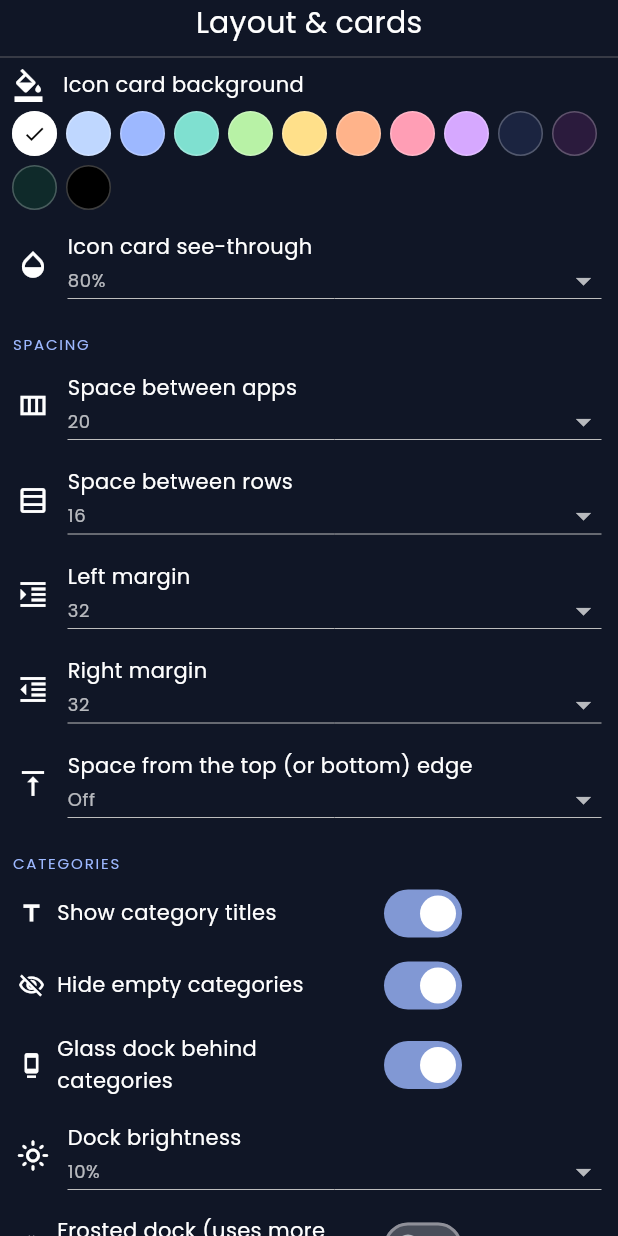
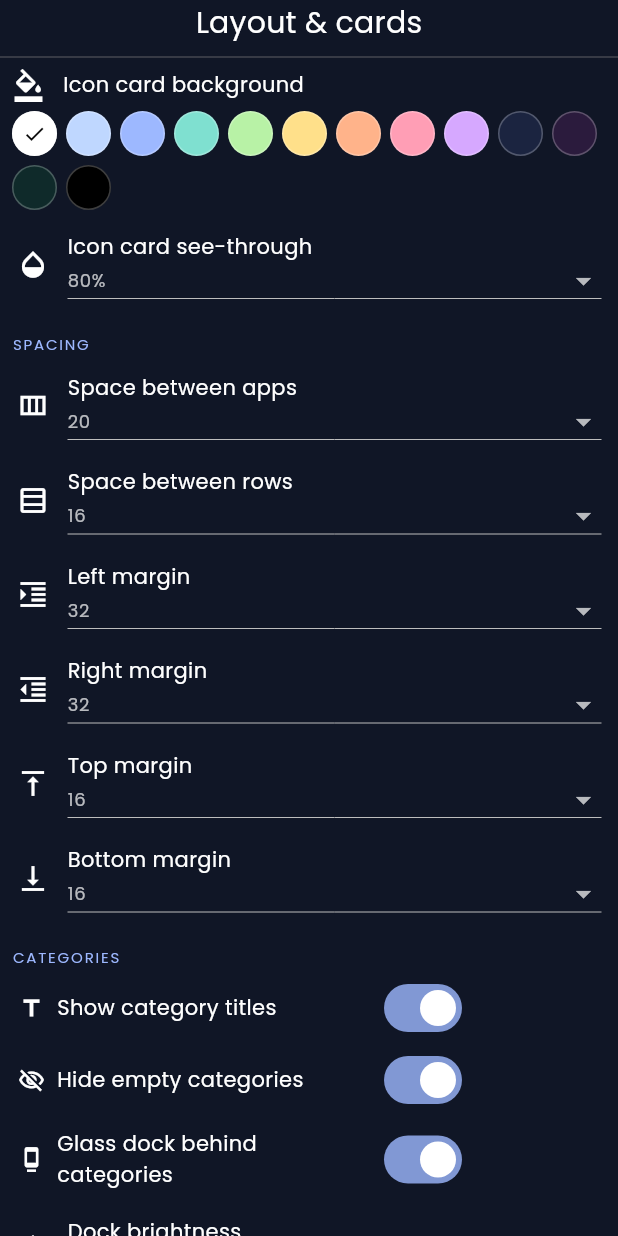
Before and after one commit to dx4nnx/YaMaLauncher, a Flutter app: the LayoutPanelPage widget shown alone on an empty page, opened directly, scrolled down 576 dp, on a phone screen of 412 x 824 dp. Run offline on Flutter 3.47's test engine with Material 3 defaults, Android fonts, the phone set to English and light mode, and no system bars; our stand-ins replace drift, image_picker, package_info_plus, shared_preferences, tuple; missing offline and left inert: format; accounts and stored records are empty; generated files the repository leaves out were written again; statements that could not run were skipped.

Commit message:
Row spacing down to 0 for grids; separate top and bottom margins
- 'Space between rows' now also sets the gap between grid rows (it used
  to have a hidden 16px minimum there), with options 0-48.
- 'Space from the top (or bottom) edge' becomes separate Top margin and
  Bottom margin settings (0-256).

Co-Authored-By: Claude Opus 5.5 <noreply@anthropic.com>
Claude-Session: https://claude.ai/code/session_01UzbHTfzyabjngSpmiyw3xb

```diff
--- a/lib/flauncher.dart
+++ b/lib/flauncher.dart
@@ -66,11 +66,12 @@ class FLauncher extends StatelessWidget {
               body: Consumer<AppsService>(
                 builder: (context, appsService, _) {
                   final layout = context.select<SettingsService, ({
-                    double left, double right, double edge, bool bottom, double spacing, bool hideEmpty
+                    double left, double right, double top, double bottomGap, bool bottom, double spacing, bool hideEmpty
                   })>((s) => (
                     left: s.marginLeft.toDouble(),
                     right: s.marginRight.toDouble(),
-                    edge: s.marginTop.toDouble(),
+                    top: s.marginTop.toDouble(),
+                    bottomGap: s.marginBottom.toDouble(),
                     bottom: s.appsPosition == AppsPosition.bottom,
                     spacing: s.sectionSpacing.toDouble(),
                     hideEmpty: s.hideEmptyCategories,
@@ -82,12 +83,7 @@ class FLauncher extends StatelessWidget {
 
                   final Widget sections = _sections(appsService.launcherSections, layout.spacing, layout.hideEmpty);
                   return Padding(
-                    padding: EdgeInsets.fromLTRB(
-                      layout.left,
-                      layout.bottom ? 0 : 16 + layout.edge,
-                      layout.right,
-                      layout.bottom ? 16 + layout.edge : 0,
-                    ),
+                    padding: EdgeInsets.fromLTRB(layout.left, layout.top, layout.right, layout.bottomGap),
                     child: IdleFader(
                       child: layout.bottom
                           // Apps sit at the bottom, leaving the top of the
--- a/lib/models/yama_settings.dart
+++ b/lib/models/yama_settings.dart
@@ -45,6 +45,7 @@ abstract class YamaKeys {
   static const marginLeft = "margin_left";
   static const marginRight = "margin_right";
   static const marginTop = "margin_top";
+  static const marginBottom = "margin_bottom";
   static const dockEnabled = "dock_enabled";
   static const dockOpacity = "dock_opacity";
   static const dockBlur = "dock_blur";
@@ -106,7 +107,8 @@ const Map<String, Object> appearanceDefaults = {
   YamaKeys.sectionSpacing: 16,
   YamaKeys.marginLeft: 32,
   YamaKeys.marginRight: 32,
-  YamaKeys.marginTop: 0,
+  YamaKeys.marginTop: 16,
+  YamaKeys.marginBottom: 16,
   YamaKeys.dockEnabled: true,
   YamaKeys.dockOpacity: 10,
   YamaKeys.dockBlur: false,
--- a/lib/providers/settings_service.dart
+++ b/lib/providers/settings_service.dart
@@ -88,6 +88,7 @@ class SettingsService extends ChangeNotifier {
   int get marginLeft => _int(YamaKeys.marginLeft);
   int get marginRight => _int(YamaKeys.marginRight);
   int get marginTop => _int(YamaKeys.marginTop);
+  int get marginBottom => _int(YamaKeys.marginBottom);
   bool get dockEnabled => _bool(YamaKeys.dockEnabled);
   int get dockOpacity => _int(YamaKeys.dockOpacity);
   bool get dockBlur => _bool(YamaKeys.dockBlur);
--- a/lib/widgets/apps_grid.dart
+++ b/lib/widgets/apps_grid.dart
@@ -48,7 +48,7 @@ class AppsGrid extends StatelessWidget
       categoryContent = categoryContainerEmptyState(context);
     }
     else {
-      final look = context.select<SettingsService, ({CardShape shape, bool label, double glow, double gap, int across, int maxRows})>(
+      final look = context.select<SettingsService, ({CardShape shape, bool label, double glow, double gap, int across, int maxRows, double rowGap})>(
         (s) => (
           shape: s.cardShape,
           label: s.labelMode != LabelMode.never,
@@ -56,6 +56,7 @@ class AppsGrid extends StatelessWidget
           gap: s.cardSpacing.toDouble(),
           across: s.cardsAcross,
           maxRows: s.maxVisibleRows,
+          rowGap: s.sectionSpacing.toDouble(),
         ),
       );
       categoryContent = LayoutBuilder(
@@ -64,7 +65,8 @@ class AppsGrid extends StatelessWidget
           final double padding = 16.0 + look.glow;
           final double cellWidth = max(1.0, (constraints.maxWidth - padding * 2 - look.gap * (columns - 1)) / columns);
           final double cellHeight = cellWidth / cardAspectRatio(look.shape) + (look.label ? appLabelHeight : 0);
-          final double rowGap = max(look.gap, 16.0 + look.glow);
+          // Same setting as the space between categories, so it can go down to 0.
+          final double rowGap = look.rowGap + look.glow;
           final int totalRows = (applications.length / columns).ceil();
           final bool limited = look.maxRows > 0 && totalRows > look.maxRows;
 
--- a/lib/widgets/settings/layout_panel_page.dart
+++ b/lib/widgets/settings/layout_panel_page.dart
@@ -140,10 +140,10 @@ class LayoutPanelPage extends StatelessWidget {
           onChanged: s.setCardSpacing,
         ),
         YamaDropdown<int>(
-          label: l.sectionSpacing,
+          label: "Space between rows",
           icon: Icons.table_rows_outlined,
           value: s.sectionSpacing,
-          items: {for (final v in const [0, 8, 16, 24, 32, 48]) v: "$v"},
+          items: {for (final v in const [0, 4, 8, 12, 16, 24, 32, 48]) v: "$v"},
           onChanged: s.setSectionSpacing,
         ),
         YamaDropdown<int>(
@@ -161,11 +161,18 @@ class LayoutPanelPage extends StatelessWidget {
           onChanged: (v) => s.setValue(YamaKeys.marginRight, v),
         ),
         YamaDropdown<int>(
-          label: "Space from the top (or bottom) edge",
+          label: "Top margin",
           icon: Icons.vertical_align_top,
           value: s.marginTop,
-          items: {for (final v in const [0, 16, 32, 64, 96, 128, 192, 256]) v: v == 0 ? l.off : "$v"},
+          items: _edges,
           onChanged: (v) => s.setValue(YamaKeys.marginTop, v),
+        ),
+        YamaDropdown<int>(
+          label: "Bottom margin",
+          icon: Icons.vertical_align_bottom,
+          value: s.marginBottom,
+          items: _edges,
+          onChanged: (v) => s.setValue(YamaKeys.marginBottom, v),
         ),
 
         const YamaSectionHeader("Categories"),
@@ -211,6 +218,10 @@ class LayoutPanelPage extends StatelessWidget {
     );
   }
 
+  static const Map<int, String> _edges = {
+    0: "0", 8: "8", 16: "16", 24: "24", 32: "32", 48: "48", 64: "64", 96: "96", 128: "128", 192: "192", 256: "256",
+  };
+
   static const Map<int, String> _margins = {
     0: "0", 16: "16", 32: "32", 48: "48", 64: "64", 96: "96", 128: "128", 192: "192",
   };
```
